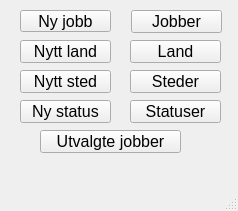
andersbo87/sources, file src/QT/jobber/jobber/mainwindow.ui: the form before one commit.
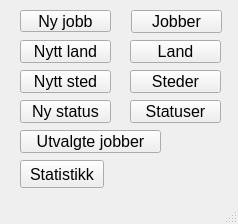
The form after the commit. Icons and pictures are not drawn.

Commit message: La til en knapp i hovedmenyen for å kunne åpne opp vinduet med statistikk om registrerte søknader.

```diff
--- a/src/QT/jobber/jobber/mainwindow.ui
+++ b/src/QT/jobber/jobber/mainwindow.ui
@@ -7,7 +7,7 @@
     <x>0</x>
     <y>0</y>
     <width>238</width>
-    <height>211</height>
+    <height>224</height>
    </rect>
   </property>
   <property name="font">
@@ -131,7 +131,7 @@
    <widget class="QPushButton" name="btnSpecificJobs">
     <property name="geometry">
      <rect>
-      <x>40</x>
+      <x>20</x>
       <y>130</y>
       <width>141</width>
       <height>23</height>
@@ -141,6 +141,19 @@
      <string>Utvalgte jobber</string>
     </property>
    </widget>
+   <widget class="QPushButton" name="btnStatistic">
+    <property name="geometry">
+     <rect>
+      <x>20</x>
+      <y>160</y>
+      <width>84</width>
+      <height>28</height>
+     </rect>
+    </property>
+    <property name="text">
+     <string>Statistikk</string>
+    </property>
+   </widget>
   </widget>
   <widget class="QStatusBar" name="statusBar"/>
  </widget>
```
The commit also changes 2 other files.
